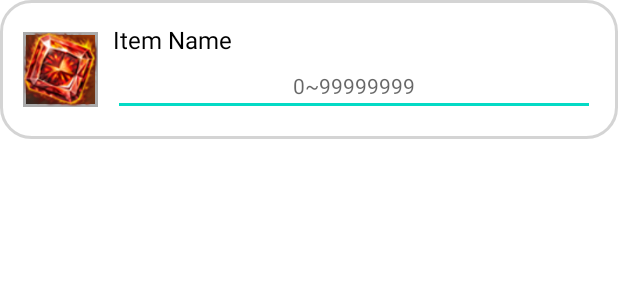
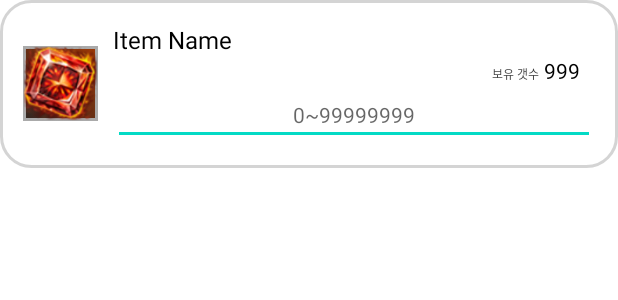
Before and after one commit to zeratul188/LostArkUpgradeApplication, an Android app: the layout item_material.xml on its own in the app's theme, with its tools: preview values and no code run, on a phone screen of 412 x 824 dp. Shown: the top 300 px of the screen. Run offline under Robolectric (Android 15) with nearby library versions, the phone set to English and light mode, and no system bars.

Commit message:
로스트아크 재련 시뮬레이션 Ver 1.0 (20221104 1854) Date : 20221104 1854 Name : ParkSungMin PC : MacPro
Commit Content
최초 작업 진행 중...

```diff
--- a/app/src/main/res/layout/item_material.xml
+++ b/app/src/main/res/layout/item_material.xml
@@ -40,6 +40,27 @@
                     android:textSize="16sp"
                     android:textColor="@color/text"
                     android:layout_marginRight="10dp"/>
+                <LinearLayout
+                    android:layout_width="match_parent"
+                    android:layout_height="wrap_content"
+                    android:gravity="right"
+                    android:orientation="horizontal">
+                    <TextView
+                        android:layout_width="wrap_content"
+                        android:layout_height="wrap_content"
+                        android:text="보유 갯수"
+                        android:textSize="8sp"
+                        android:textColor="@color/sub_text"
+                        android:layout_marginRight="3dp"/>
+                    <TextView
+                        android:layout_width="wrap_content"
+                        android:layout_height="wrap_content"
+                        android:id="@+id/txtCount"
+                        android:text="999"
+                        android:textSize="14sp"
+                        android:textColor="@color/text"
+                        android:layout_marginRight="10dp"/>
+                </LinearLayout>
                 <EditText
                     android:layout_width="match_parent"
                     android:layout_height="wrap_content"
```
Also changed, not shown: app/src/main/java/com/example/lostarkupgradeapplication/material/MaterialRecyclerAdapter.kt (+43 -9 lines).
